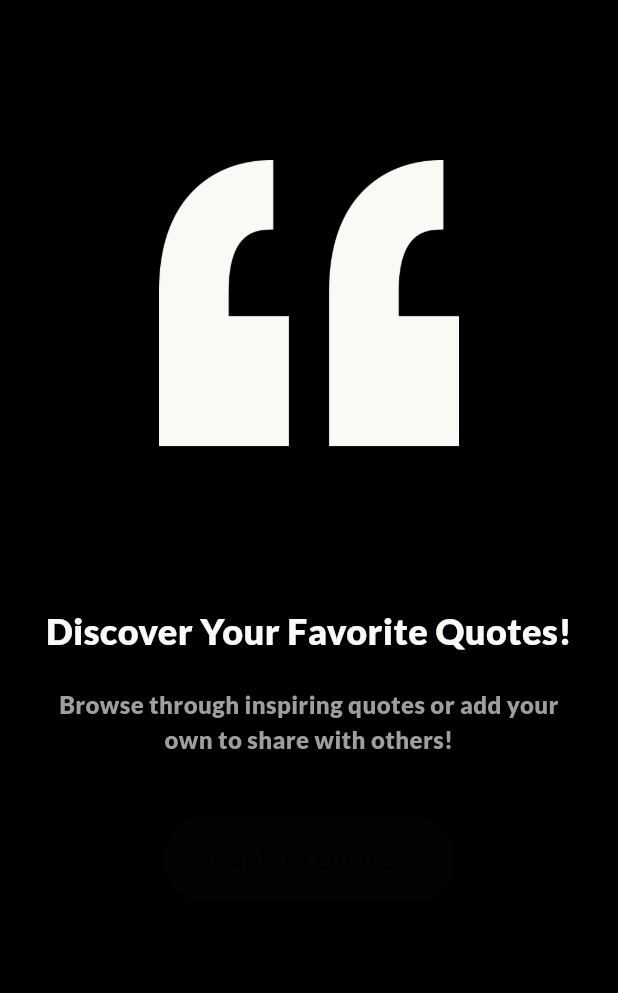
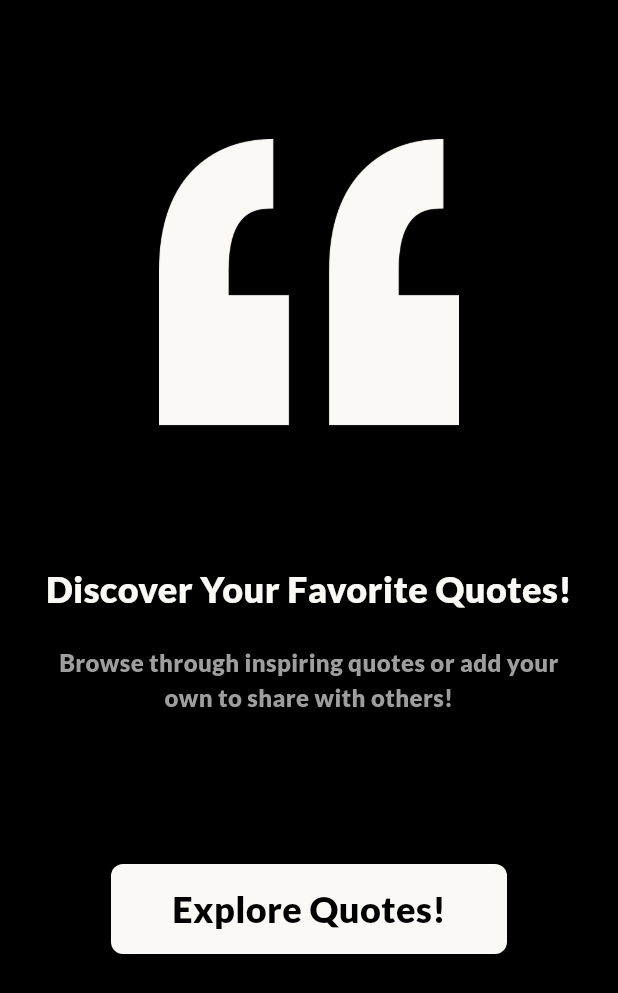
Before and after one commit to MohamedAliShosha/Quotify, a Flutter app: the HomeView screen opened by its route, on a phone screen of 412 x 824 dp. Shown: the top 993 px of the screen. Run offline on Flutter 3.47's test engine with Material 3 defaults, Android fonts, the phone set to English and light mode, and no system bars; our stand-ins replace dartz, dio, firebase_auth, firebase_core, flutter_bloc, get_it and 2 more; missing offline and left inert: firebase_app_check; accounts and stored records are empty.

Commit message:
`Refactor: Move bloc providers to AppRouter and extract HomeView body into separate widget`

```diff
--- /dev/null
+++ b/devtools_options.yaml
@@ -0,0 +1,3 @@
+description: This file stores settings for Dart & Flutter DevTools.
+documentation: https://docs.flutter.dev/tools/devtools/extensions#configure-extension-enablement-states
+extensions:
--- a/lib/features/Auth/SignIn/presentation/views/sign_in_view.dart
+++ b/lib/features/Auth/SignIn/presentation/views/sign_in_view.dart
@@ -8,7 +8,7 @@ class SignInView extends StatelessWidget {
   Widget build(BuildContext context) {
     return const Scaffold(
       // Move the bloc provider from here to the SignInView that exists in AppRouter for better arch
-      body:  SignInViewBody(),
+      body: SignInViewBody(),
     );
   }
 }
--- a/lib/features/Home/presentation/views/home_view.dart
+++ b/lib/features/Home/presentation/views/home_view.dart
@@ -1,62 +1,14 @@
 import 'package:flutter/material.dart';
-import 'package:starter_template/core/utils/colors_manager.dart';
-import 'package:starter_template/features/Home/presentation/widgets/custom_elevated_button.dart';
+import 'package:starter_template/features/Home/presentation/views/home_view_body.dart';
 
 class HomeView extends StatelessWidget {
   const HomeView({super.key});
 
   @override
   Widget build(BuildContext context) {
-    return Scaffold(
-      body: SafeArea(
-        child: Column(
-          mainAxisAlignment: MainAxisAlignment.center,
-          crossAxisAlignment: CrossAxisAlignment.center,
-          children: [
-            Expanded(
-              flex: 2,
-              child: Padding(
-                padding: const EdgeInsets.all(16.0),
-                child: Image.asset(
-                  'assets/images/quote.png',
-                  color: ColorsManager.kPrimaryColor,
-                  fit: BoxFit.contain,
-                  width: 200,
-                  height: 200,
-                ),
-              ),
-            ),
-            const Text(
-              'Discover Your Favorite Quotes!',
-              textAlign: TextAlign.center,
-              style: TextStyle(
-                fontSize: 24,
-                fontWeight: FontWeight.bold,
-                color: ColorsManager.kPrimaryColor,
-              ),
-            ),
-            const SizedBox(height: 20),
-            const Padding(
-              padding: EdgeInsets.symmetric(horizontal: 32.0),
-              child: Text(
-                'Browse through inspiring quotes or add your own to share with others!',
-                textAlign: TextAlign.center,
-                style: TextStyle(
-                  fontSize: 16,
-                  fontWeight: FontWeight.bold,
-                  color: ColorsManager.kGreyColor,
-                ),
-              ),
-            ),
-            const SizedBox(height: 40),
-            const CustomElevatedButton(),
-            const SizedBox(height: 20),
-            Expanded(
-              flex: 1,
-              child: Container(),
-            ),
-          ],
-        ),
+    return const SafeArea(
+      child: Scaffold(
+        body: HomeViewBody(),
       ),
     );
   }
--- /dev/null
+++ b/lib/features/Home/presentation/views/home_view_body.dart
@@ -0,0 +1,64 @@
+import 'package:flutter/material.dart';
+import 'package:starter_template/core/utils/colors_manager.dart';
+import 'package:starter_template/core/widgets/custom_button.dart';
+
+class HomeViewBody extends StatelessWidget {
+  const HomeViewBody({
+    super.key,
+  });
+
+  @override
+  Widget build(BuildContext context) {
+    return Column(
+      mainAxisAlignment: MainAxisAlignment.center,
+      crossAxisAlignment: CrossAxisAlignment.center,
+      children: [
+        Expanded(
+          flex: 2,
+          child: Padding(
+            padding: const EdgeInsets.all(16.0),
+            child: Image.asset(
+              'assets/images/quote.png',
+              color: ColorsManager.kPrimaryColor,
+              fit: BoxFit.contain,
+              width: 200,
+              height: 200,
+            ),
+          ),
+        ),
+        const Text(
+          'Discover Your Favorite Quotes!',
+          textAlign: TextAlign.center,
+          style: TextStyle(
+            fontSize: 24,
+            fontWeight: FontWeight.bold,
+            color: ColorsManager.kPrimaryColor,
+          ),
+        ),
+        const SizedBox(height: 20),
+        const Padding(
+          padding: EdgeInsets.symmetric(horizontal: 32.0),
+          child: Text(
+            'Browse through inspiring quotes or add your own to share with others!',
+            textAlign: TextAlign.center,
+            style: TextStyle(
+              fontSize: 16,
+              fontWeight: FontWeight.bold,
+              color: ColorsManager.kGreyColor,
+            ),
+          ),
+        ),
+        // const SizedBox(height: 40),
+        const Padding(
+          padding: EdgeInsets.only(top: 100, right: 50, left: 50),
+          child: CustomButton(buttonTitle: 'Explore Quotes!'),
+        ),
+        // const SizedBox(height: 20),
+        Expanded(
+          flex: 1,
+          child: Container(),
+        ),
+      ],
+    );
+  }
+}
--- a/lib/features/OnBoarding/presentation/views/on_boarding_view.dart
+++ b/lib/features/OnBoarding/presentation/views/on_boarding_view.dart
@@ -1,6 +1,5 @@
 // ignore_for_file: public_member_api_docs, sort_constructors_first
 import 'package:flutter/material.dart';
-
 import 'package:starter_template/features/OnBoarding/presentation/widgets/on_boarding_view_body.dart';
 
 class OnBoardingView extends StatefulWidget {
@@ -25,7 +24,6 @@ class _OnBoardingViewState extends State<OnBoardingView> {
   @override
   Widget build(BuildContext context) {
     return Scaffold(
-
       body: OnboardingViewBody(isVisible: _isVisible),
     );
   }
--- a/lib/main.dart
+++ b/lib/main.dart
@@ -11,8 +11,8 @@ class QuotesApp extends StatelessWidget {
   Widget build(BuildContext context) {
     return MaterialApp.router(
       theme: ThemeData(
+        scaffoldBackgroundColor: ColorsManager.kBlackColor,
         fontFamily: 'Lato',
-        scaffoldBackgroundColor: ColorsManager.kBlackColor,
       ),
       routerConfig: AppRouter.router,
       debugShowCheckedModeBanner: false,
```
